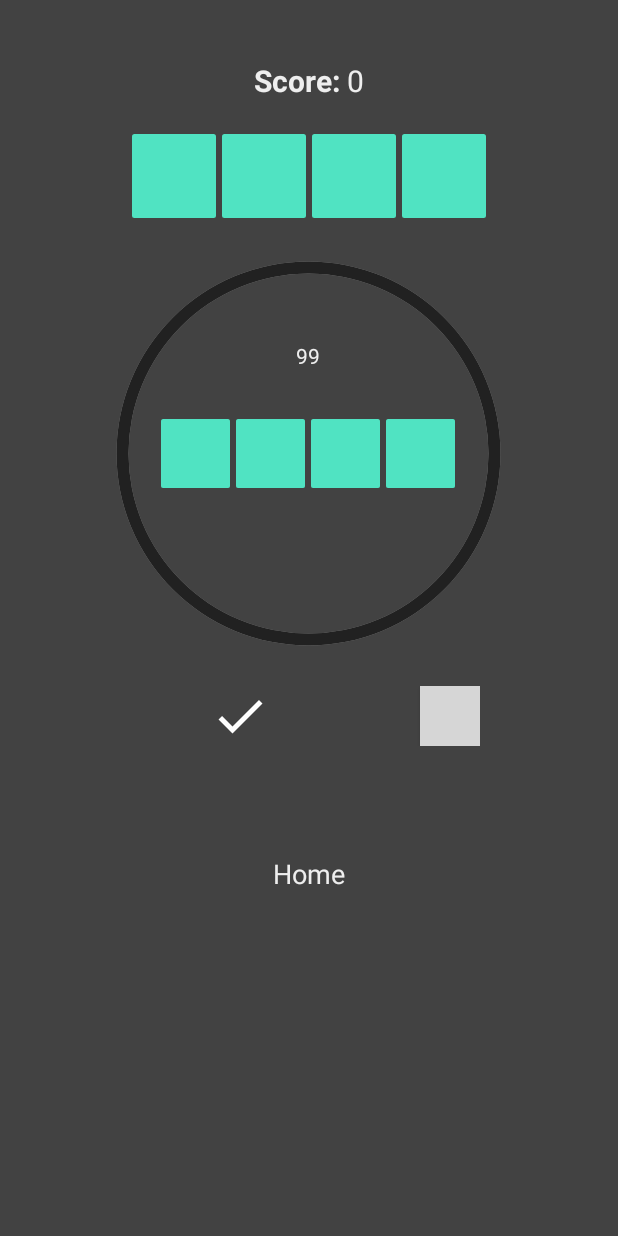
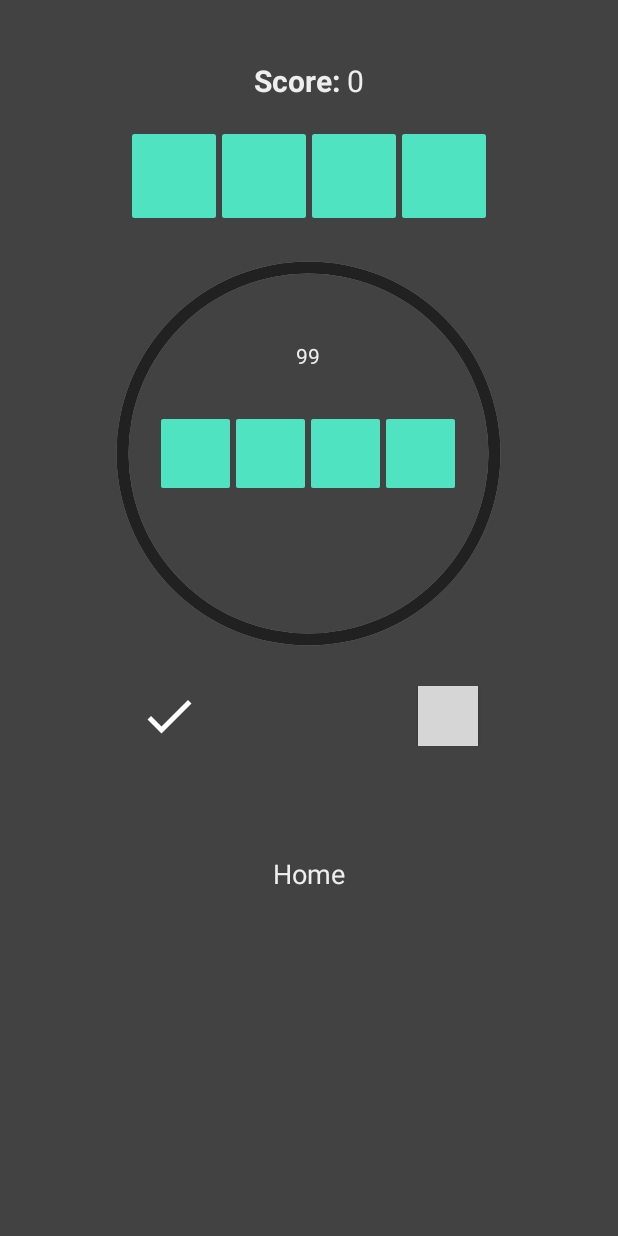
Before and after one commit to Chanpreet08/PlayWithWord, an Android app: the GameActivity screen opened directly, with no data from a screen before it, on a phone screen of 412 x 824 dp. Run offline under Robolectric (Android 15) with nearby library versions, the phone set to English and light mode, and no system bars; 4 statements that could not run were skipped; grey boxes are pictures that could not be loaded.

Commit message:
final app

```diff
--- a/app/src/main/res/layout/activity_game.xml
+++ b/app/src/main/res/layout/activity_game.xml
@@ -115,23 +115,36 @@
 </FrameLayout>
 <LinearLayout
     android:layout_margin="20dp"
-    android:layout_width="wrap_content"
+    android:layout_width="match_parent"
     android:layout_height="wrap_content">
-    <android.support.v7.widget.AppCompatButton
-        android:layout_marginLeft="120dp"
+    <LinearLayout
+        android:layout_gravity="center"
+        android:gravity="center"
+        android:layout_width="wrap_content"
+        android:layout_height="wrap_content"
+        android:layout_weight="1">
+        <android.support.v7.widget.AppCompatButton
+
         android:id="@+id/check"
         android:layout_width="40dp"
         android:layout_height="40dp"
         android:background="@drawable/ic_check_black_24px"
         android:textColor="@color/textcolor" />
+    </LinearLayout>
+    <LinearLayout
+        android:layout_width="wrap_content"
+        android:layout_height="wrap_content"
+        android:layout_gravity="center"
+        android:gravity="center"
+        android:layout_weight="1">
     <android.support.v7.widget.AppCompatButton
-        android:layout_marginLeft="100dp"
+
         android:id="@+id/clear"
         android:layout_width="40dp"
         android:layout_height="40dp"
         android:background="@drawable/ic_close_black_24px"
         android:textColor="@color/textcolor" />
-
+    </LinearLayout>
 </LinearLayout>
     <TextView
         android:layout_width="wrap_content"
```
Also changed, not shown: 3 other files.
